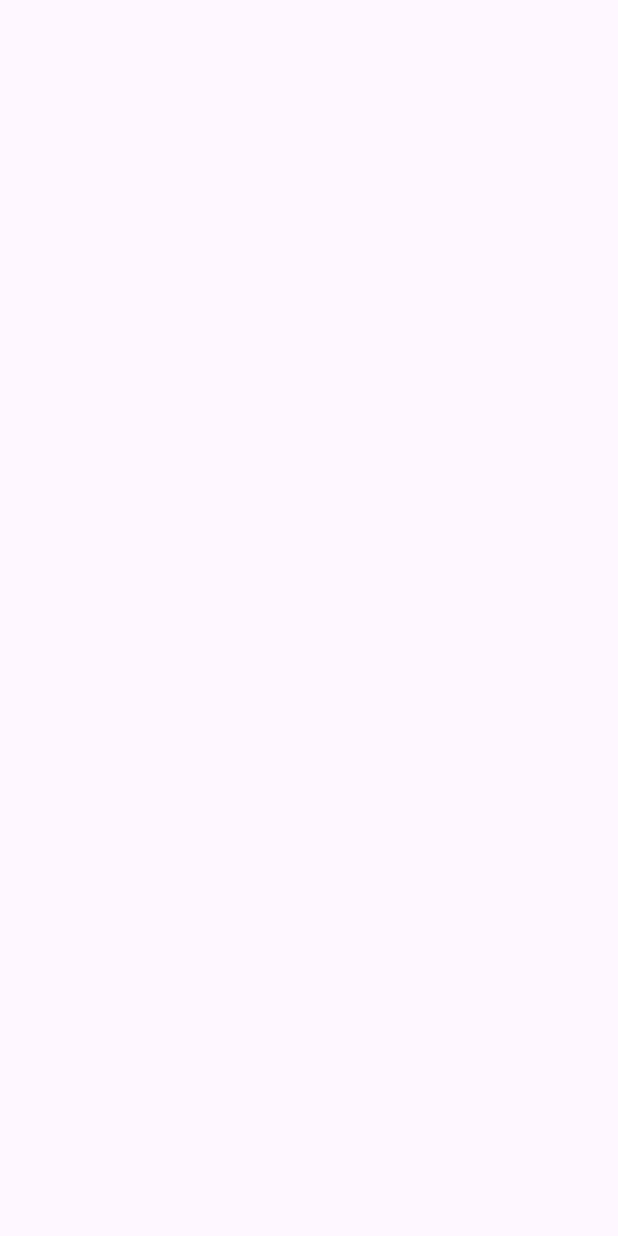
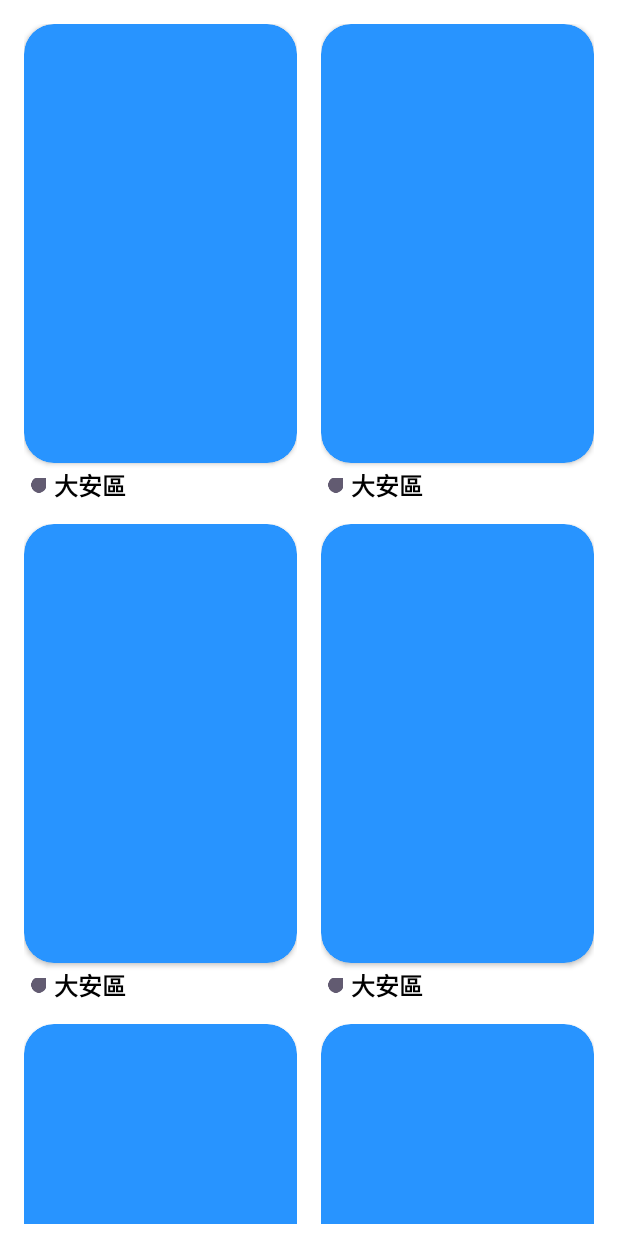
Before and after one commit to h160799/wistron_interview, an Android app: the screen it shows after launch (MainActivity), on a phone screen of 412 x 824 dp. Before the commit the screen is empty. Run offline under Robolectric (Android 15) with nearby library versions, the phone set to English and light mode, and no system bars.

Commit message:
add waterfall recyclerview in first page

```diff
--- /dev/null
+++ b/app/src/main/java/com/example/wistron_interview/DistrictAdapter.kt
@@ -0,0 +1,45 @@
+package com.example.wistron_interview
+
+import android.annotation.SuppressLint
+import android.view.LayoutInflater
+import android.view.View
+import android.view.ViewGroup
+import androidx.recyclerview.widget.RecyclerView
+import androidx.recyclerview.widget.StaggeredGridLayoutManager
+import com.example.wistron_interview.databinding.ItemDistrictBinding
+
+class DistrictAdapter(private val dataList: List<String>) :
+    RecyclerView.Adapter<DistrictAdapter.ViewHolder>() {
+
+    class ViewHolder(val binding: ItemDistrictBinding) : RecyclerView.ViewHolder(binding.root)
+
+        private val onItemClickListener = View.OnClickListener { view: View? ->
+            view?.let {
+                val position = it.tag as Int
+            }
+        }
+
+    override fun onCreateViewHolder(parent: ViewGroup, viewType: Int): ViewHolder {
+        val inflater = LayoutInflater.from(parent.context)
+        val binding = ItemDistrictBinding.inflate(inflater, parent, false)
+        return ViewHolder(binding)
+    }
+
+    @SuppressLint("SetTextI18n")
+    override fun onBindViewHolder(holder: ViewHolder, position: Int) {
+        val binding = holder.binding
+        val layoutParams = holder.itemView.layoutParams as StaggeredGridLayoutManager.LayoutParams
+        val heights = listOf(400,500,600)
+        val randomHeight = heights.random()
+        layoutParams.height = randomHeight
+
+        binding.districtText.text = "大安區"
+        binding.root.tag = position
+        binding.root.setOnClickListener(onItemClickListener)
+    }
+
+    override fun getItemCount(): Int {
+        return 13
+    }
+
+}
--- a/app/src/main/java/com/example/wistron_interview/MainActivity.kt
+++ b/app/src/main/java/com/example/wistron_interview/MainActivity.kt
@@ -1,11 +1,35 @@
 package com.example.wistron_interview
 
+import android.graphics.drawable.ColorDrawable
 import androidx.appcompat.app.AppCompatActivity
 import android.os.Bundle
+import androidx.core.content.ContextCompat
+import androidx.lifecycle.ViewModelProvider
+import androidx.recyclerview.widget.RecyclerView
+import com.example.wistron_interview.databinding.ActivityMainBinding
 
 class MainActivity : AppCompatActivity() {
+
+    private lateinit var binding: ActivityMainBinding
     override fun onCreate(savedInstanceState: Bundle?) {
         super.onCreate(savedInstanceState)
         setContentView(R.layout.activity_main)
+
+
+
+        binding = ActivityMainBinding.inflate(layoutInflater)
+        setContentView(binding.root)
+
+        val recyclerView: RecyclerView = binding.districtRecyclerView
+
+
+//        val viewModel: MainViewModel by lazy {
+//            ViewModelProvider(this, MainViewModel.Factory(repository))[MainViewModel::class.java]
+//        }
+
+        val adapter: DistrictAdapter = DistrictAdapter(listOf(""))
+        recyclerView.adapter = adapter
+        adapter.notifyDataSetChanged()
+
     }
 }
--- /dev/null
+++ b/app/src/main/java/com/example/wistron_interview/MainViewModel.kt
@@ -0,0 +1,4 @@
+package com.example.wistron_interview
+
+class MainViewModel {
+}
--- a/app/src/main/res/layout/activity_main.xml
+++ b/app/src/main/res/layout/activity_main.xml
@@ -4,7 +4,20 @@
     xmlns:tools="http://schemas.android.com/tools"
     android:layout_width="match_parent"
     android:layout_height="match_parent"
+    android:background="@color/white"
     tools:context=".MainActivity">
+
+    <androidx.recyclerview.widget.RecyclerView
+        android:id="@+id/district_recyclerView"
+        android:layout_width="0dp"
+        android:layout_height="0dp"
+        android:padding="8dp"
+        app:layout_constraintTop_toTopOf="parent"
+        app:layout_constraintStart_toStartOf="parent"
+        app:layout_constraintEnd_toEndOf="parent"
+        app:layout_constraintBottom_toBottomOf="parent"
+        app:layoutManager="androidx.recyclerview.widget.StaggeredGridLayoutManager"
+        app:spanCount="2" />
 
 
 
--- /dev/null
+++ b/app/src/main/res/layout/item_district.xml
@@ -0,0 +1,43 @@
+<?xml version="1.0" encoding="utf-8"?>
+<androidx.constraintlayout.widget.ConstraintLayout xmlns:android="http://schemas.android.com/apk/res/android"
+    android:layout_width="match_parent"
+    android:layout_height="300dp"
+    android:padding="8dp"
+    xmlns:app="http://schemas.android.com/apk/res-auto"
+    xmlns:tools="http://schemas.android.com/tools">
+
+    <androidx.cardview.widget.CardView
+        android:id="@+id/district_image"
+        android:layout_width="0dp"
+        android:layout_height="0dp"
+        app:layout_constraintTop_toTopOf="parent"
+        app:layout_constraintStart_toStartOf="parent"
+        app:layout_constraintEnd_toEndOf="parent"
+        app:layout_constraintBottom_toTopOf="@id/district_text"
+        app:cardBackgroundColor="@color/blue"
+        app:cardCornerRadius="20dp"
+        app:cardElevation="@dimen/cardview_default_elevation"/>
+
+    <ImageView
+        android:id="@+id/district_src"
+        android:layout_width="20dp"
+        android:layout_height="20dp"
+        app:layout_constraintStart_toStartOf="@id/district_image"
+        app:layout_constraintBottom_toBottomOf="parent"
+        android:foregroundGravity="center"
+        app:srcCompat="?android:attr/textSelectHandleLeft" />
+
+    <TextView
+        android:id="@+id/district_text"
+        android:layout_width="wrap_content"
+        android:layout_height="30dp"
+        app:layout_constraintTop_toTopOf="@id/district_src"
+        app:layout_constraintBottom_toBottomOf="@id/district_src"
+        app:layout_constraintStart_toEndOf="@id/district_src"
+        android:gravity="center"
+        android:textSize="16sp"
+        android:textColor="@color/black"
+        android:fontFamily="sans-serif-black"
+        tools:text="大安區"/>
+
+</androidx.constraintlayout.widget.ConstraintLayout>
--- a/app/src/main/res/values/colors.xml
+++ b/app/src/main/res/values/colors.xml
@@ -2,4 +2,14 @@
 <resources>
     <color name="black">#FF000000</color>
     <color name="white">#FFFFFFFF</color>
+    <color name="blue">#2894FF</color>
+    <color name="purple">#6A6AFF</color>
+    <color name="light_blue">#00FFFF</color>
+    <color name="gress">#1AFD9C</color>
+    <color name="light_green">#28FF28</color>
+    <color name="red">#FF5151</color>
+    <color name="pink">#FF95CA</color>
+    <color name="purple_pink">#FF8EFF</color>
+    <color name="light_purple">#CA8EFF</color>
+
 </resources>
```
